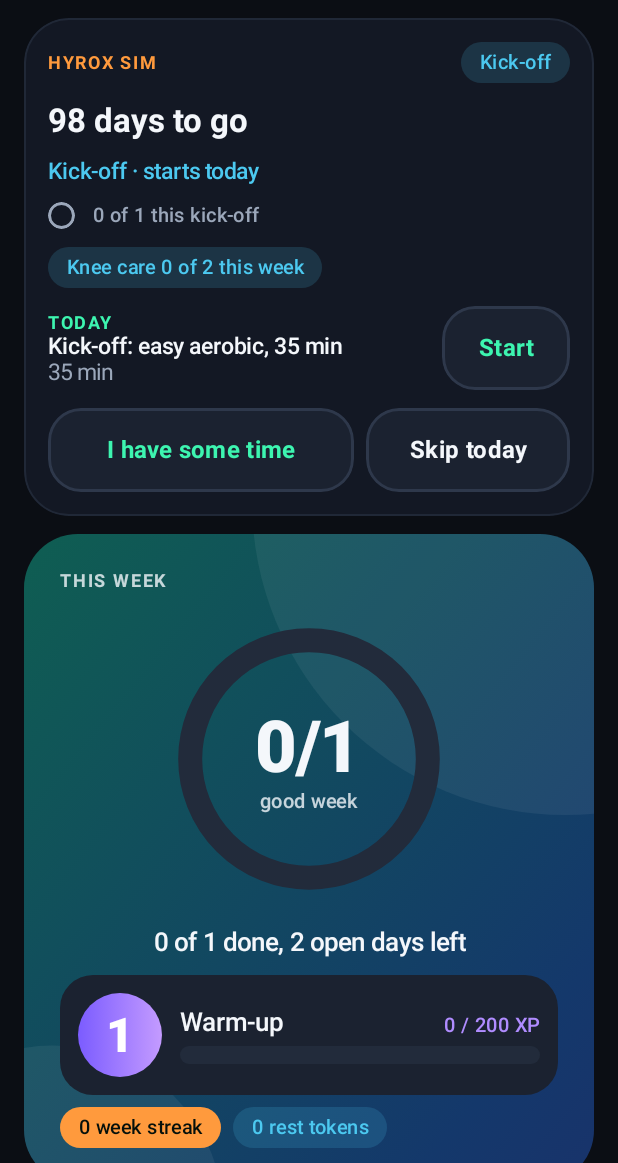
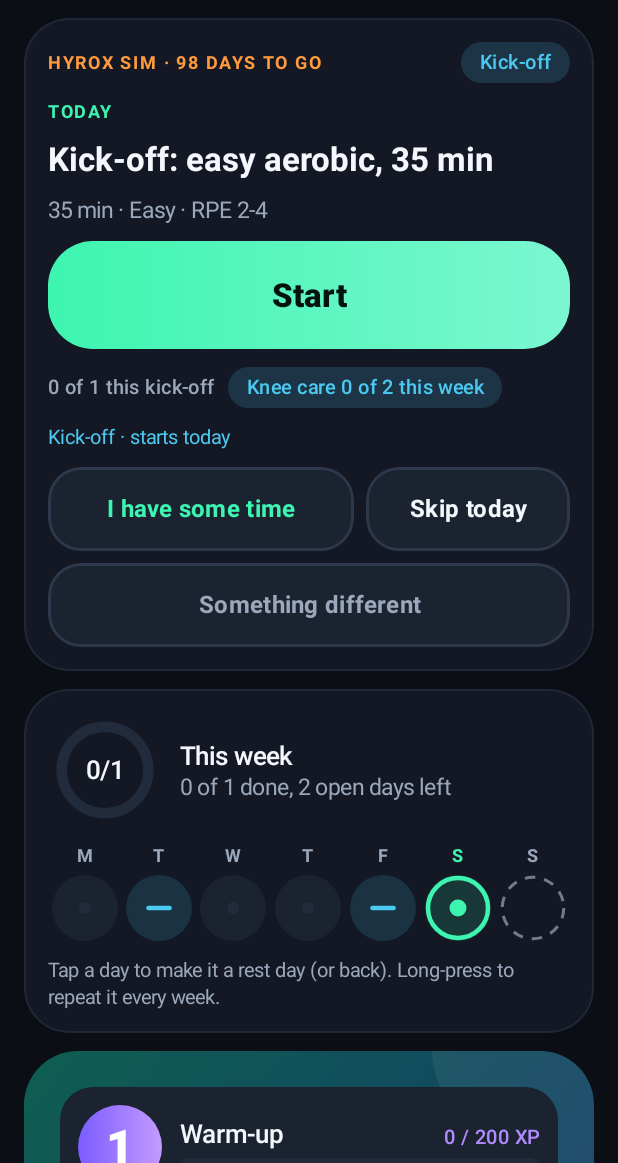
Before and after one commit to calum/training-log, an Android app built with Jetpack Compose: the screen it shows after launch (MainActivity), on a phone screen of 412 x 824 dp, the part 73-1236 px from its top. Run offline under Robolectric (Android 15) with nearby library versions, the phone set to English and light mode, and no system bars; pictures from the network do not load; 2 statements that could not run were skipped.

Commit message:
Phase 4: Home has one Today card
- The Hyrox card, the big Start button and the NEXT UP card become one Today card: today's planned
  session with Start, or the next one when nothing is planned today, or a calm rest / done message,
  with I have some time, Skip today and Something different (the time and energy picker) under it.
- This week is a compact ring plus the week strip; level, XP and streak are one slim card.
- Secondary buttons are six plus More... (log a session, settings, export, backup, updates).
- Without a plan the card shows the weekly suggestion and Start a session as before.

Co-Authored-By: Claude Sonnet 5.5 <noreply@anthropic.com>
Claude-Session: https://claude.ai/code/session_01USUEX1VoqLXtdCbmiXsRYp

```diff
--- a/app/src/main/kotlin/com/calum/traininglog/HomeScreen.kt
+++ b/app/src/main/kotlin/com/calum/traininglog/HomeScreen.kt
@@ -34,6 +34,7 @@ import androidx.compose.ui.Alignment
 import androidx.compose.ui.Modifier
 import androidx.compose.ui.draw.clip
 import androidx.compose.ui.platform.LocalContext
+import androidx.compose.ui.platform.testTag
 import androidx.compose.ui.text.style.TextAlign
 import androidx.compose.ui.unit.dp
 import com.calum.traininglog.core.DayStatus
@@ -105,46 +106,46 @@ fun HomeScreen(vm: AppViewModel) {
             }
             racePlan?.let { rp ->
                 if (health?.level == HealthLevel.SUGGEST) item { ReplanCard(health, rp, data.records, profile, today, { f -> vm.updateProfile(f) }) }
-                item {
-                    RaceHomeCard(
-                        rp, data.records, profile, today, plannedToday, { vm.go(Screen.RacePlan) }, { vm.launchPlanned(it) }, { f -> vm.updateProfile(f) },
-                        onKneeCare = { vm.launchKneeCare() },
+            }
+            // One Today card: what to do, for how long, and Start. It replaces the Hyrox card, the big Start button and
+            // the NEXT UP card, and it comes from Coach so it can never disagree with anything else on screen.
+            item {
+                if (racePlan != null) {
+                    TodayCard(
+                        racePlan, data.records, profile, today, plannedToday, restToday,
+                        onOpen = { vm.go(Screen.RacePlan) }, onStart = { vm.launchPlanned(it) }, onProfile = { f -> vm.updateProfile(f) },
+                        onFreeChoice = { vm.go(Screen.Start) },
+                        onTrainAnyway = { vm.updateProfile { RestDays.trainAnyway(it, today) }; vm.go(Screen.Start) },
+                    )
+                } else {
+                    LegacyTodayCard(
+                        Coach.nextUpText(null, data.records, profile, today), restToday,
+                        onStart = { vm.go(Screen.Start) },
+                        onTrainAnyway = { vm.updateProfile { RestDays.trainAnyway(it, today) }; vm.go(Screen.Start) },
                     )
                 }
             }
             item {
-                HeroCard {
-                    Text(if (restToday) "REST DAY" else "THIS WEEK", style = AppType.eyebrow, color = AppColors.onHero.copy(alpha = 0.8f))
-                    Spacer(Modifier.height(Spacing.md))
-                    Box(Modifier.fillMaxWidth(), contentAlignment = Alignment.Center) {
+                SectionCard {
+                    Row(verticalAlignment = Alignment.CenterVertically, horizontalArrangement = Arrangement.spacedBy(Spacing.md)) {
                         ProgressRing(
                             progress = goodWeek.progress.toFloat(),
                             bonusProgress = goodWeek.bonus.toFloat(),
-                            size = 200.dp, strokeWidth = 16.dp,
+                            size = 76.dp, strokeWidth = 7.dp,
                         ) {
-                            Column(Modifier.align(Alignment.Center), horizontalAlignment = Alignment.CenterHorizontally) {
-                                Text("${goodWeek.done}/${goodWeek.total}", style = AppType.numberL, color = AppColors.onHero)
-                                Text("good week", style = MaterialTheme.typography.labelMedium, color = AppColors.onHero.copy(alpha = 0.8f))
-                            }
+                            Text(
+                                "${goodWeek.done}/${goodWeek.total}", Modifier.align(Alignment.Center),
+                                style = MaterialTheme.typography.titleMedium, color = AppColors.textPrimary,
+                            )
+                        }
+                        Column(Modifier.weight(1f), verticalArrangement = Arrangement.spacedBy(2.dp)) {
+                            Text(if (restToday) "Rest day" else "This week", style = MaterialTheme.typography.titleMedium, color = AppColors.textPrimary)
+                            Text(
+                                if (restToday) "Recharge, you've earned it." else goodWeek.headline(view.openDaysLeft) + if (goodWeek.bonus > 0.0) ". Your extra sessions are a bonus." else "",
+                                style = MaterialTheme.typography.bodyMedium, color = AppColors.textMuted,
+                            )
                         }
                     }
-                    Spacer(Modifier.height(Spacing.md))
-                    Text(
-                        if (restToday) "Rest day. Recharge, you've earned it." else goodWeek.headline(view.openDaysLeft),
-                        style = MaterialTheme.typography.titleMedium, color = AppColors.onHero,
-                        textAlign = TextAlign.Center, modifier = Modifier.fillMaxWidth(),
-                    )
-                    Spacer(Modifier.height(Spacing.md))
-                    XpBar(rewards.xpIntoLevel, rewards.xpForNextLevel, rewards.level, rewards.levelName)
-                    Spacer(Modifier.height(Spacing.sm))
-                    Row(horizontalArrangement = Arrangement.spacedBy(Spacing.sm), verticalAlignment = Alignment.CenterVertically) {
-                        Pill("${rewards.activeWeekStreak} week streak", color = AppColors.energy, filled = true)
-                        Pill("${rewards.restTokens} rest token${if (rewards.restTokens == 1) "" else "s"}", color = AppColors.info)
-                    }
-                }
-            }
-            item {
-                SectionCard(title = "Your week") {
                     Row(Modifier.fillMaxWidth(), horizontalArrangement = Arrangement.SpaceBetween) {
                         view.days.forEach { d ->
                             Box(
@@ -168,39 +169,41 @@ fun HomeScreen(vm: AppViewModel) {
                 }
             }
             item {
-                if (restToday) {
-                    BigActionButton("I've got time: build me a session", onClick = {
-                        vm.updateProfile { RestDays.trainAnyway(it, today) }
-                        vm.go(Screen.Start)
-                    }, brush = AppColors.gradientEnergy)
-                } else {
-                    BigActionButton("Start a session", onClick = { vm.go(Screen.Start) })
+                HeroCard {
+                    XpBar(rewards.xpIntoLevel, rewards.xpForNextLevel, rewards.level, rewards.levelName)
+                    Spacer(Modifier.height(Spacing.sm))
+                    Row(horizontalArrangement = Arrangement.spacedBy(Spacing.sm), verticalAlignment = Alignment.CenterVertically) {
+                        Pill("${rewards.activeWeekStreak} week streak", color = AppColors.energy, filled = true)
+                        Pill("${rewards.restTokens} rest token${if (rewards.restTokens == 1) "" else "s"}", color = AppColors.info)
+                    }
                 }
             }
-            // Coach is the single source of "what next", so this always agrees with the Hyrox card above.
-            Coach.nextUpText(racePlan, data.records, profile, today)?.let { text -> item { NextUpCard(text) } }
             item { BlockHomeCard(vm) }
             item {
+                var more by remember { mutableStateOf(false) }
                 Column(verticalArrangement = Arrangement.spacedBy(Spacing.sm)) {
-                    SecondaryButton("Log a session I already did", onClick = { vm.go(Screen.Manual) }, modifier = Modifier.fillMaxWidth())
+                    Row(horizontalArrangement = Arrangement.spacedBy(Spacing.sm)) {
+                        SecondaryButton("Knee care · 15 min", onClick = { vm.launchKneeCare() }, accent = AppColors.primary, modifier = Modifier.weight(1f))
+                        SecondaryButton("Just calf raises · 8 min", onClick = { vm.launchKneeCare(calfOnly = true) }, accent = AppColors.energy, modifier = Modifier.weight(1f))
+                    }
                     Row(horizontalArrangement = Arrangement.spacedBy(Spacing.sm)) {
                         SecondaryButton("Plan", onClick = { vm.go(Screen.Plan) }, modifier = Modifier.weight(1f))
                         SecondaryButton("Progress", onClick = { vm.go(Screen.Progress) }, accent = AppColors.info, modifier = Modifier.weight(1f))
                         SecondaryButton("Trophies", onClick = { vm.go(Screen.Trophies) }, accent = AppColors.reward, modifier = Modifier.weight(1f))
                     }
                     Row(horizontalArrangement = Arrangement.spacedBy(Spacing.sm)) {
+                        SecondaryButton("Hyrox", onClick = { vm.go(Screen.Hyrox) }, accent = AppColors.energy, modifier = Modifier.weight(1f))
                         SecondaryButton("Blocks", onClick = { vm.go(Screen.Blocks) }, modifier = Modifier.weight(1f))
-                        SecondaryButton("Settings", onClick = { vm.go(Screen.Settings) }, modifier = Modifier.weight(1f))
+                        SecondaryButton(if (more) "Less" else "More…", onClick = { more = !more }, accent = AppColors.textMuted, modifier = Modifier.weight(1f).testTag("home-more"))
                     }
-                    SecondaryButton("Hyrox", onClick = { vm.go(Screen.Hyrox) }, accent = AppColors.energy, modifier = Modifier.fillMaxWidth())
-                    Row(horizontalArrangement = Arrangement.spacedBy(Spacing.sm)) {
-                        SecondaryButton("Knee care · 15 min", onClick = { vm.launchKneeCare() }, accent = AppColors.primary, modifier = Modifier.weight(1f))
-                        SecondaryButton("Just calf raises · 8 min", onClick = { vm.launchKneeCare(calfOnly = true) }, accent = AppColors.energy, modifier = Modifier.weight(1f))
-                    }
-                    SecondaryButton("Export for Claude", onClick = { vm.go(Screen.Export) }, modifier = Modifier.fillMaxWidth())
-                    SecondaryButton("Backup & sync", onClick = { vm.go(Screen.Backup) }, modifier = Modifier.fillMaxWidth())
-                    TextButton(onClick = { UpdateManager.check(ctx, quiet = false) }, Modifier.align(Alignment.CenterHorizontally)) {
-                        Text("Check for updates (v${UpdateManager.currentVersion(ctx)})", color = AppColors.textMuted)
+                    if (more) {
+                        SecondaryButton("Log a session I already did", onClick = { vm.go(Screen.Manual) }, modifier = Modifier.fillMaxWidth())
+                        SecondaryButton("Settings", onClick = { vm.go(Screen.Settings) }, modifier = Modifier.fillMaxWidth())
+                        SecondaryButton("Export for Claude", onClick = { vm.go(Screen.Export) }, modifier = Modifier.fillMaxWidth())
+                        SecondaryButton("Backup & sync", onClick = { vm.go(Screen.Backup) }, modifier = Modifier.fillMaxWidth())
+                        TextButton(onClick = { UpdateManager.check(ctx, quiet = false) }, Modifier.align(Alignment.CenterHorizontally)) {
+                            Text("Check for updates (v${UpdateManager.currentVersion(ctx)})", color = AppColors.textMuted)
+                        }
                     }
                 }
             }
@@ -264,77 +267,106 @@ fun HomeScreen(vm: AppViewModel) {
     }
 }
 
-/** Race plan summary for Home: countdown, this week's progress dots and today's planned session. Tap opens the plan. */
+/** "today", "tomorrow, Sun 22 Nov" or "Sun 22 Nov": when [date] is, for the Today card. */
+private fun whenText(date: LocalDate, today: LocalDate): String = when (date) {
+    today -> "today"
+    today.plusDays(1) -> "tomorrow, ${RacePlanFormat.shortDay(date)}"
+    else -> RacePlanFormat.shortDay(date)
+}
+
+/**
+ * The Today card: the one place on Home that says what to do. It is today's planned session with a Start button; or,
+ * when nothing is planned today, the next one (starting it early is fine); or a calm rest / done message. Under it
+ * "I have some time", "Skip today" and "Something different" (the time and energy picker). Tap the header for the plan.
+ */
 @Composable
-private fun RaceHomeCard(
-    plan: RacePlan, records: List<SessionRecord>, profile: Profile, today: LocalDate, plannedToday: PlannedSession?,
-    onOpen: () -> Unit, onStart: (PlannedSession) -> Unit, onProfile: ((Profile) -> Profile) -> Unit, onKneeCare: () -> Unit = {},
+private fun TodayCard(
+    plan: RacePlan, records: List<SessionRecord>, profile: Profile, today: LocalDate, plannedToday: PlannedSession?, restToday: Boolean,
+    onOpen: () -> Unit, onStart: (PlannedSession) -> Unit, onProfile: ((Profile) -> Profile) -> Unit,
+    onFreeChoice: () -> Unit, onTrainAnyway: () -> Unit,
 ) {
     val week = RacePlanner.thisWeek(plan, today)
     val done = if (week != null) RacePlanFormat.doneSessions(week, records, today) else emptySet()
     val counted = if (week != null) RacePlanFormat.counted(week) else emptyList()
-    val days = plan.daysToGo(today)
+    val next = if (week != null) RacePlanFormat.nextSession(week, done, today) else null
+    val todays = week?.sessions?.firstOrNull { it.date == today }
     SectionCard(onClick = onOpen) {
         Row(verticalAlignment = Alignment.CenterVertically, horizontalArrangement = Arrangement.spacedBy(Spacing.sm)) {
-            Text(if (plan.maintenance) "TRAINING PLAN" else "HYROX SIM", style = AppType.eyebrow, color = AppColors.energy, modifier = Modifier.weight(1f))
+            val days = plan.daysToGo(today)
+            Text(
+                if (plan.maintenance) "TRAINING PLAN" else "HYROX SIM · ${RacePlanFormat.countdown(days).uppercase()}",
+                style = AppType.eyebrow, color = AppColors.energy, modifier = Modifier.weight(1f),
+            )
             Pill(RacePlanFormat.weekShort(plan, today), color = AppColors.info)
         }
-        Text(RacePlanFormat.countdown(days), style = MaterialTheme.typography.headlineSmall, color = AppColors.textPrimary)
-        RacePlanFormat.kickoffStatus(plan, today)?.let {
-            Text(it, style = MaterialTheme.typography.titleSmall, color = AppColors.info)
-        }
-        if (counted.isNotEmpty()) {
-            Row(verticalAlignment = Alignment.CenterVertically, horizontalArrangement = Arrangement.spacedBy(Spacing.sm)) {
-                counted.sortedBy { it.date }.forEach { s ->
-                    val state = RacePlanFormat.stateOf(s, done, today)
-                    val color = when (state) {
-                        SessionState.DONE -> AppColors.primary
-                        SessionState.UPCOMING -> AppColors.textMuted
-                        SessionState.OPTIONAL -> AppColors.track
-                    }
-                    Box(
-                        Modifier.size(18.dp).clip(CircleShape)
-                            .then(if (state == SessionState.DONE) Modifier.background(color) else Modifier.border(2.dp, color, CircleShape)),
-                    )
+        when {
+            week == null -> Text("The plan has finished. Well done.", style = MaterialTheme.typography.titleLarge, color = AppColors.textPrimary)
+            plannedToday != null -> {
+                Text("TODAY", style = AppType.eyebrow, color = AppColors.primary)
+                Text(plannedToday.title, style = MaterialTheme.typography.headlineSmall, color = AppColors.textPrimary)
+                Text(
+                    "${plannedToday.minutes} min · ${RacePlanFormat.intensityLabel(plannedToday.intensity)} · ${plannedToday.rpeLabel}",
+                    style = MaterialTheme.typography.bodyMedium, color = AppColors.textMuted,
+                )
+                BigActionButton("Start", onClick = { onStart(plannedToday) }, modifier = Modifier.testTag("today-start"))
+            }
+            todays?.isRaceDay == true -> Text("Race day. Enjoy it.", style = MaterialTheme.typography.titleLarge, color = AppColors.textPrimary)
+            todays != null && todays.kind != SessionKind.REST && !todays.isSkipped -> {
+                Text("DONE TODAY", style = AppType.eyebrow, color = AppColors.primary)
+                Text("Nice work.", style = MaterialTheme.typography.headlineSmall, color = AppColors.textPrimary)
+                next?.let { Text("Next: ${it.title}, ${it.minutes} min, ${RacePlanFormat.shortDay(it.date)}. Anything more today is a bonus.", style = MaterialTheme.typography.bodyMedium, color = AppColors.textMuted) }
+            }
+            restToday || todays?.kind == SessionKind.REST -> {
+                Text("REST DAY", style = AppType.eyebrow, color = AppColors.info)
+                Text("Recharge, you've earned it.", style = MaterialTheme.typography.headlineSmall, color = AppColors.textPrimary)
+                next?.let { Text("Next: ${it.title}, ${it.minutes} min, ${RacePlanFormat.shortDay(it.date)}.", style = MaterialTheme.typography.bodyMedium, color = AppColors.textMuted) }
+                SecondaryButton("I've got time: build me a session", onClick = onTrainAnyway, modifier = Modifier.fillMaxWidth(), accent = AppColors.energy)
+            }
+            next != null -> {
+                RacePlanFormat.kickoffTodayNote(plan, today)?.let { Text(it, style = MaterialTheme.typography.bodyMedium, color = AppColors.textPrimary) }
+                Text("NEXT · ${whenText(next.date, today).uppercase()}", style = AppType.eyebrow, color = AppColors.primary)
+                Text(next.title, style = MaterialTheme.typography.headlineSmall, color = AppColors.textPrimary)
+                Text(
+                    "${next.minutes} min · ${RacePlanFormat.intensityLabel(next.intensity)} · ${next.rpeLabel}",
+                    style = MaterialTheme.typography.bodyMedium, color = AppColors.textMuted,
+                )
+                if (todays == null || todays.kind == SessionKind.REST) {
+                    Text("Nothing planned today, so today is rest or a bonus.", style = MaterialTheme.typography.bodySmall, color = AppColors.textMuted)
                 }
-                Text(
-                    "${done.size} of ${counted.size} this ${if (week?.isLeadIn == true) "kick-off" else "week"}", style = MaterialTheme.typography.labelMedium,
-                    color = AppColors.textMuted, modifier = Modifier.padding(start = Spacing.xs),
-                )
+                BigActionButton("Start", onClick = { onStart(next) }, modifier = Modifier.testTag("today-start"))
             }
-        }
-        week?.let { w ->
-            // An optional add-on, not one of the sessions: a small chip that opens the knee care routine.
-            Pill(w.kneeCare.label, Modifier.clickable(onClick = onKneeCare), color = AppColors.info)
-        }
-        val todays = week?.sessions?.firstOrNull { it.date == today }
-        when {
-            week == null -> Text("The plan has finished. Well done.", style = MaterialTheme.typography.bodyLarge, color = AppColors.textPrimary)
-            plannedToday != null -> Row(verticalAlignment = Alignment.CenterVertically, horizontalArrangement = Arrangement.spacedBy(Spacing.md)) {
-                Column(Modifier.weight(1f)) {
-                    Text("TODAY", style = AppType.eyebrow, color = AppColors.primary)
-                    Text(plannedToday.title, style = MaterialTheme.typography.titleSmall, color = AppColors.textPrimary)
-                    Text("${plannedToday.minutes} min", style = MaterialTheme.typography.bodyMedium, color = AppColors.textMuted)
-                }
-                SecondaryButton("Start", onClick = { onStart(plannedToday) }, accent = AppColors.primary)
-            }
-            todays != null && todays.kind != SessionKind.REST && !todays.isRaceDay ->
-                Text("Today's session is done. Nice work.", style = MaterialTheme.typography.bodyLarge, color = AppColors.textPrimary)
-            week.isLeadIn -> Text(
-                RacePlanFormat.kickoffTodayNote(plan, today) ?: RacePlanFormat.nextKickoffText(plan, week, done, today),
+            else -> Text(
+                RacePlanFormat.kickoffTodayNote(plan, today) ?: "Nothing more planned this week. Rest and enjoy it.",
                 style = MaterialTheme.typography.bodyLarge, color = AppColors.textPrimary,
             )
-            today < plan.start -> {
-                val first = week.sessions.minByOrNull { it.date }
+        }
+        if (week != null && counted.isNotEmpty()) {
+            Row(verticalAlignment = Alignment.CenterVertically, horizontalArrangement = Arrangement.spacedBy(Spacing.sm)) {
                 Text(
-                    "Week 1 starts ${RacePlanFormat.shortDay(plan.start)}" + (first?.let { ". First up: ${it.title}, ${it.minutes} min." } ?: "."),
-                    style = MaterialTheme.typography.bodyMedium, color = AppColors.textMuted,
+                    "${done.size} of ${counted.size} this ${if (week.isLeadIn) "kick-off" else "week"}",
+                    style = MaterialTheme.typography.labelMedium, color = AppColors.textMuted,
                 )
+                // An optional add-on, not one of the sessions: a small chip that opens the knee care routine.
+                Pill(week.kneeCare.label, color = AppColors.info)
             }
-            todays?.isRaceDay == true -> Text("Race day. Enjoy it.", style = MaterialTheme.typography.bodyLarge, color = AppColors.textPrimary)
-            else -> Text("Rest day. Nothing planned, enjoy it.", style = MaterialTheme.typography.bodyLarge, color = AppColors.textPrimary)
+        } else if (week != null) {
+            Pill(week.kneeCare.label, color = AppColors.info)
         }
-        TodayActions(plan, records, profile, today, onStart, onProfile)
+        RacePlanFormat.kickoffStatus(plan, today)?.let {
+            Text(it, style = MaterialTheme.typography.bodySmall, color = AppColors.info)
+        }
+        TodayActions(plan, records, profile, today, onStart, onProfile, onFreeChoice = onFreeChoice)
+    }
+}
+
+/** The Today card when no race or maintenance plan is on: the weekly-target suggestion and the Start button, as before. */
+@Composable
+private fun LegacyTodayCard(text: String?, restToday: Boolean, onStart: () -> Unit, onTrainAnyway: () -> Unit) {
+    SectionCard {
+        Text(if (restToday) "REST DAY" else "TODAY", style = AppType.eyebrow, color = if (restToday) AppColors.info else AppColors.primary)
+        text?.let { Text(it, style = MaterialTheme.typography.titleMedium, color = AppColors.textPrimary) }
+        if (restToday) BigActionButton("I've got time: build me a session", onClick = onTrainAnyway, brush = AppColors.gradientEnergy)
+        else BigActionButton("Start a session", onClick = onStart)
     }
 }
 
@@ -345,14 +377,6 @@ private fun dayState(s: DayStatus) = when (s) {
     DayStatus.REST -> DayState.Rest
     DayStatus.REST_BUT_TRAINED -> DayState.RestTrained
     DayStatus.PAST_EMPTY -> DayState.PastEmpty
-}
-
-@Composable
-private fun NextUpCard(text: String) {
-    SectionCard {
-        Text("NEXT UP", style = AppType.eyebrow, color = AppColors.primary)
-        Text(text, style = MaterialTheme.typography.titleMedium, color = AppColors.textPrimary)
-    }
 }
 
 @OptIn(ExperimentalFoundationApi::class)
--- a/app/src/main/kotlin/com/calum/traininglog/PlanAdjustUi.kt
+++ b/app/src/main/kotlin/com/calum/traininglog/PlanAdjustUi.kt
@@ -208,6 +208,8 @@ private enum class TodayPanel { NONE, TIME, SKIP }
 internal fun TodayActions(
     plan: RacePlan, records: List<SessionRecord>, profile: Profile, today: LocalDate,
     onStart: (PlannedSession) -> Unit, onProfile: ((Profile) -> Profile) -> Unit, modifier: Modifier = Modifier,
+    /** Opens the time and energy picker ("Something different"); null leaves the button out. */
+    onFreeChoice: (() -> Unit)? = null,
 ) {
     if (plan.segmentOf(today) == null) return
     var panel by remember { mutableStateOf(TodayPanel.NONE) }
@@ -226,6 +228,7 @@ internal fun TodayActions(
                 Modifier.weight(1f).testTag("skip-today"),
             )
         }
+        onFreeChoice?.let { SecondaryButton("Something different", it, Modifier.fillMaxWidth().testTag("something-different"), accent = AppColors.textMuted) }
         banner?.let { (text, skipped) ->
             ChangeBanner(text, onUndo = { onProfile { RacePlanner.undo(it, skipped) }; banner = null })
         }
```
Also changed, not shown: 1 other file.
